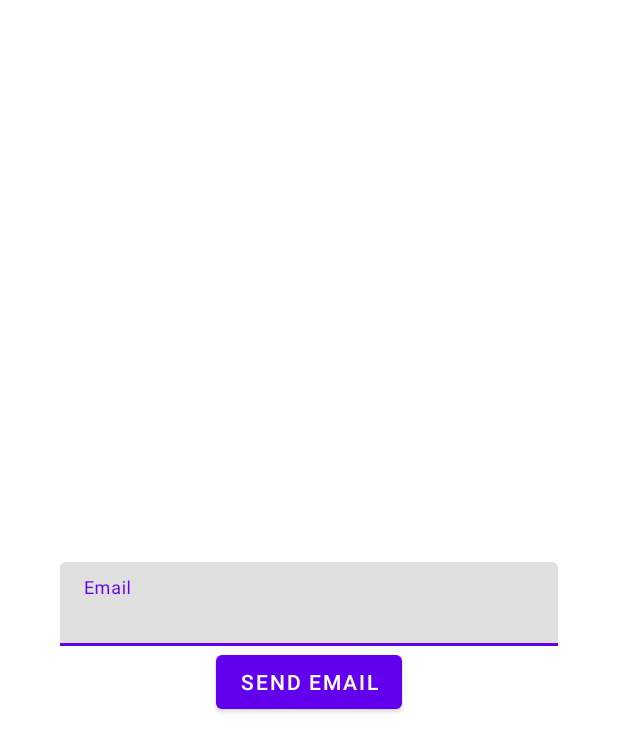
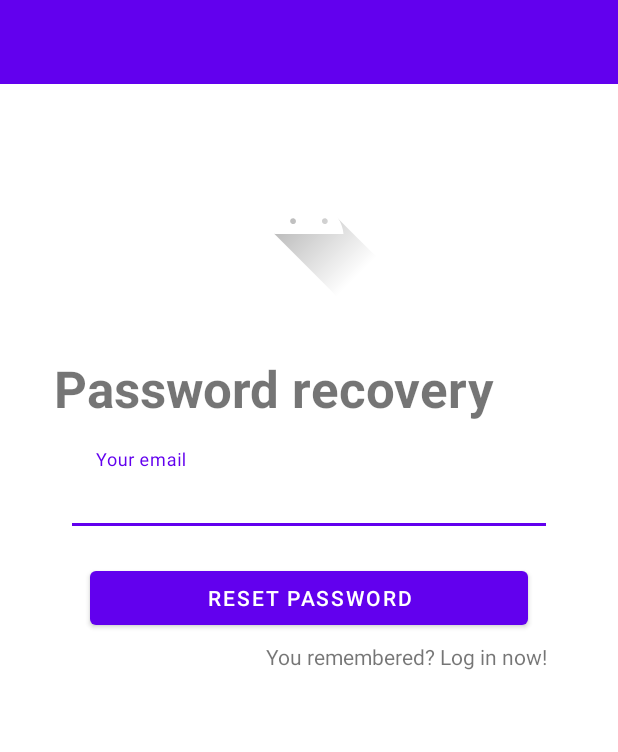
Before and after one commit to KiwiExtremo/Projecte-Survival, an Android app: the ResetPasswordActivity screen opened directly, with no data from a screen before it, on a phone screen of 412 x 824 dp. Shown: the top 752 px of the screen. Run offline under Robolectric (Android 15) with nearby library versions, the phone set to English and light mode, and no system bars; our stand-ins replace Firebase (no records; nobody signed in at launch, a user with empty details on screens opened directly).

Commit message:
WIP reset password upgrade

```diff
--- a/app/src/main/java/com/example/survivalgame/authenticator/ResetPasswordActivity.java
+++ b/app/src/main/java/com/example/survivalgame/authenticator/ResetPasswordActivity.java
@@ -1,7 +1,4 @@
 package com.example.survivalgame.authenticator;
-
-import androidx.annotation.NonNull;
-import androidx.appcompat.app.AppCompatActivity;
 
 import android.content.Intent;
 import android.os.Bundle;
@@ -11,14 +8,15 @@ import android.widget.EditText;
 import android.widget.ProgressBar;
 import android.widget.Toast;
 
+import androidx.appcompat.app.AlertDialog;
+import androidx.appcompat.app.AppCompatActivity;
+
 import com.example.survivalgame.R;
-import com.google.android.gms.tasks.OnCompleteListener;
-import com.google.android.gms.tasks.Task;
 import com.google.firebase.auth.FirebaseAuth;
 
 public class ResetPasswordActivity extends AppCompatActivity {
-    private EditText email;
-    private Button send;
+    private EditText etEmail;
+    private Button bSend;
     private ProgressBar progressBar;
     private FirebaseAuth mAuth;
 
@@ -26,40 +24,82 @@ public class ResetPasswordActivity extends AppCompatActivity {
     protected void onCreate(Bundle savedInstanceState) {
         super.onCreate(savedInstanceState);
         setContentView(R.layout.activity_reset_pasword);
+
         initialize();
 
-        send.setOnClickListener(view -> {
+        bSend.setOnClickListener(view -> {
             progressBar.setVisibility(View.VISIBLE);
-            String mail = email.getText().toString();
+            String email = etEmail.getText().toString();
 
-            if(mail.isEmpty()){
-                Toast.makeText(getApplicationContext(), "Enter email", Toast.LENGTH_LONG).show();
+            if ("".equals(email)) {
+                etEmail.setError(getString(R.string.edit_text_error_user_email));
                 progressBar.setVisibility(View.GONE);
+
             } else {
-                resetPassword();
+                resetPassword(email);
             }
         });
     }
 
-    private void resetPassword() {
+    private void resetPassword(String email) {
+        boolean emailInDB = checkEmailOnFirebase(email);
 
-        mAuth.sendPasswordResetEmail(email.getText().toString()).addOnCompleteListener(task -> {
-            if (task.isSuccessful()) {
-                Toast.makeText(getApplicationContext(), "Email sent", Toast.LENGTH_SHORT).show();
-                Intent i = new Intent(getApplicationContext(), LoginActivity.class);
-                startActivity(i);
-                finish();
-            } else {
-                Toast.makeText(getApplicationContext(), "Can't send email", Toast.LENGTH_SHORT).show();
-            }
-            progressBar.setVisibility(View.GONE);
+        if (emailInDB) {
+            mAuth.sendPasswordResetEmail(etEmail.getText().toString()).addOnCompleteListener(task -> {
+                progressBar.setVisibility(View.GONE);
+                if (task.isSuccessful()) {
+                    showDialogEmailSent(email);
+
+                } else {
+                    Toast.makeText(this, getString(R.string.toast_recovery_email_unsuccessful), Toast.LENGTH_LONG).show();
+                }
+            });
+
+        } else {
+            // The dialog is shown, but the mail is not sent. The user will not know this, so as
+            // to preserve as much privacy and sensitive data as possible
+            showDialogEmailSent(email);
+        }
+
+    }
+
+    private boolean checkEmailOnFirebase(String email) {
+        // TODO checkear que en la DB sta el email
+
+        return false;
+    }
+
+    private void startLoginActivity() {
+        Intent i = new Intent(getApplicationContext(), LoginActivity.class);
+        startActivity(i);
+        finish();
+    }
+
+    private void showDialogEmailSent(String email) {
+        // setup the alert builder
+        AlertDialog.Builder builder = new AlertDialog.Builder(this);
+        builder.setTitle(getString(R.string.dialog_recovery_email_title));
+
+        builder.setMessage(getString(R.string.dialog_recovery_email_body, email));
+
+        // add the buttons
+        builder.setPositiveButton(getString(R.string.dialog_recovery_email_positive), (dialog, which) -> {
+            startLoginActivity();
+
+            finish();
         });
+
+        // create and show the alert dialog
+        AlertDialog dialog = builder.create();
+        dialog.setCancelable(false);
+        dialog.show();
     }
 
     private void initialize() {
-        email = findViewById(R.id.etEmailReset);
-        send = findViewById(R.id.bSendEmail);
+        etEmail = findViewById(R.id.etResetEmail);
+        bSend = findViewById(R.id.bResetPassword);
+        progressBar = findViewById(R.id.progresBar);
+
         mAuth = FirebaseAuth.getInstance();
-        progressBar = findViewById(R.id.progresBarR);
     }
 }
--- a/app/src/main/java/com/example/survivalgame/gameengine/Game.java
+++ b/app/src/main/java/com/example/survivalgame/gameengine/Game.java
@@ -203,11 +203,6 @@ public class Game extends SurfaceView implements SurfaceHolder.Callback {
         // When a player loses all their healthpoints, draw the Game Over
         if (player.getCurrentHealthPoints() <= 0) {
             gameOver.draw(canvas);
-
-            /*
-            Intent i = new Intent(this, GameOverActivity.class);
-            startActivity(i);
-             */
         }
     }
 
@@ -222,7 +217,6 @@ public class Game extends SurfaceView implements SurfaceHolder.Callback {
         aimJoystick.update();
 
         player.update();
-
         crosshair.update();
 
         // Enemies are created dynamically here
--- a/app/src/main/res/layout/activity_reset_pasword.xml
+++ b/app/src/main/res/layout/activity_reset_pasword.xml
@@ -1,52 +1,96 @@
 <?xml version="1.0" encoding="utf-8"?>
-<LinearLayout xmlns:android="http://schemas.android.com/apk/res/android"
-
+<androidx.constraintlayout.widget.ConstraintLayout xmlns:android="http://schemas.android.com/apk/res/android"
+    xmlns:app="http://schemas.android.com/apk/res-auto"
     xmlns:tools="http://schemas.android.com/tools"
     android:layout_width="match_parent"
     android:layout_height="match_parent"
-    android:orientation="vertical"
-    android:gravity="center"
     tools:context=".authenticator.ResetPasswordActivity">
 
-    <com.google.android.material.textfield.TextInputLayout
-        android:layout_marginTop="30dp"
-        android:layout_marginLeft="20dp"
-        android:layout_marginRight="20dp"
+    <androidx.appcompat.widget.Toolbar
+        android:id="@+id/toolbar"
         android:layout_width="match_parent"
         android:layout_height="wrap_content"
-        android:ems="15"
-        android:inputType="textEmailAddress">
+        android:background="?attr/colorPrimary"
+        android:minHeight="?attr/actionBarSize"
+        android:theme="?attr/actionBarTheme"
+        app:layout_constraintEnd_toEndOf="parent"
+        app:layout_constraintHorizontal_bias="0.5"
+        app:layout_constraintStart_toStartOf="parent"
+        app:layout_constraintTop_toTopOf="parent" />
+
+    <ScrollView
+        android:layout_width="match_parent"
+        android:layout_height="0dp"
+        app:layout_constraintBottom_toBottomOf="parent"
+        app:layout_constraintEnd_toEndOf="parent"
+        app:layout_constraintHorizontal_bias="0.5"
+        app:layout_constraintStart_toStartOf="parent"
+        app:layout_constraintTop_toBottomOf="@+id/toolbar">
+
+        <LinearLayout
+            android:layout_width="match_parent"
+            android:layout_height="wrap_content"
+            android:orientation="vertical"
+            android:padding="36dp">
+
+            <ImageView
+                android:id="@+id/imageView"
+                android:layout_width="match_parent"
+                android:layout_height="wrap_content"
+                android:layout_marginBottom="36dp"
+                app:srcCompat="@drawable/ic_launcher_foreground"
+                tools:srcCompat="@drawable/ic_launcher_foreground" />
+
+            <TextView
+                android:id="@+id/tvTitle"
+                android:layout_width="match_parent"
+                android:layout_height="wrap_content"
+                android:layout_marginBottom="8dp"
+                android:text="@string/text_view.title.forgot_password"
+                android:textSize="34sp"
+                android:textStyle="bold" />
+
+            <com.google.android.material.textfield.TextInputLayout
+                android:layout_width="match_parent"
+                android:layout_height="match_parent"
+                android:layout_marginHorizontal="12dp"
+                app:boxBackgroundColor="@android:color/transparent">
 
                 <com.google.android.material.textfield.TextInputEditText
-            android:id="@+id/etEmailReset"
+                    android:id="@+id/etResetEmail"
                     android:layout_width="match_parent"
                     android:layout_height="wrap_content"
-            android:layout_marginLeft="20dp"
-            android:layout_marginRight="20dp"
-            android:hint="Email"
-            />
+                    android:singleLine="true"
+                    android:textSize="20sp"
+                    android:hint="@string/edit_text.hint.user_email" />
+            </com.google.android.material.textfield.TextInputLayout>
 
-    </com.google.android.material.textfield.TextInputLayout>
-<!--    <EditText
-        android:id="@+id/etEmailReset"
-        android:layout_marginLeft="20dp"
-        android:layout_marginRight="20dp"
+            <Button
+                android:id="@+id/bResetPassword"
                 android:layout_width="match_parent"
                 android:layout_height="wrap_content"
-        android:ems="10"
-        android:hint="email"
-        android:inputType="textEmailAddress" />-->
+                android:layout_marginHorizontal="24dp"
+                android:layout_marginTop="24dp"
+                android:text="@string/button.reset_password" />
+
+            <TextView
+                android:id="@+id/tvAlreadyRegistered"
+                android:layout_width="wrap_content"
+                android:layout_height="wrap_content"
+                android:layout_marginHorizontal="12dp"
+                android:paddingVertical="5dp"
+                android:text="@string/button.remember_password"
+                android:layout_gravity="end"
+                android:textAlignment="textEnd" />
 
             <ProgressBar
-        android:layout_width="wrap_content"
+                android:id="@+id/progresBar"
+                android:layout_width="match_parent"
                 android:layout_height="wrap_content"
-        android:id="@+id/progresBarR"
                 android:visibility="gone">
+
             </ProgressBar>
 
-    <Button
-        android:id="@+id/bSendEmail"
-        android:layout_width="wrap_content"
-        android:layout_height="wrap_content"
-        android:text="Send Email"/>
         </LinearLayout>
+    </ScrollView>
+</androidx.constraintlayout.widget.ConstraintLayout>
--- a/app/src/main/res/values/strings.xml
+++ b/app/src/main/res/values/strings.xml
@@ -5,6 +5,7 @@
     <string name="text_view.title.sign_in">Sign in</string>
     <string name="text_view.title.register">Register</string>
     <string name="text_view.title.not_user">Not a user yet?</string>
+    <string name="text_view.title.forgot_password">Password recovery</string>
     <string name="text_view.user_email">Email:</string>
     <string name="text_view.password">Password:</string>
 
@@ -18,9 +19,16 @@
     <string name="button.login">Login</string>
     <string name="button.register">Register</string>
     <string name="button.forgot_password">Forgot your password?</string>
-    <string name="button.already_registered">Already registered? Log in now</string>
+    <string name="button.reset_password">Reset password</string>
+    <string name="button.already_registered">Have an account? Log in now!</string>
+    <string name="button.remember_password">You remembered? Log in now!</string>
 
     <string name="toast.login.successful">Login successful</string>
+    <string name="toast.recovery_email.unsuccessful">There was a problem sending the email</string>
+
+    <string name="dialog.recovery_email.title">Email sent</string>
+    <string name="dialog.recovery_email.body">An email has been sent to $s. Please check your email and follow the steps.</string>
+    <string name="dialog.recovery_email.positive">I understand!</string>
 
     <string name="google.sign_in.default_web_client">979601923902-mq8e7ph86es0tkafb2nqaksc3e7s4sif.apps.googleusercontent.com</string>
 
```
Lines whose indentation alone changed are shown as unchanged.
